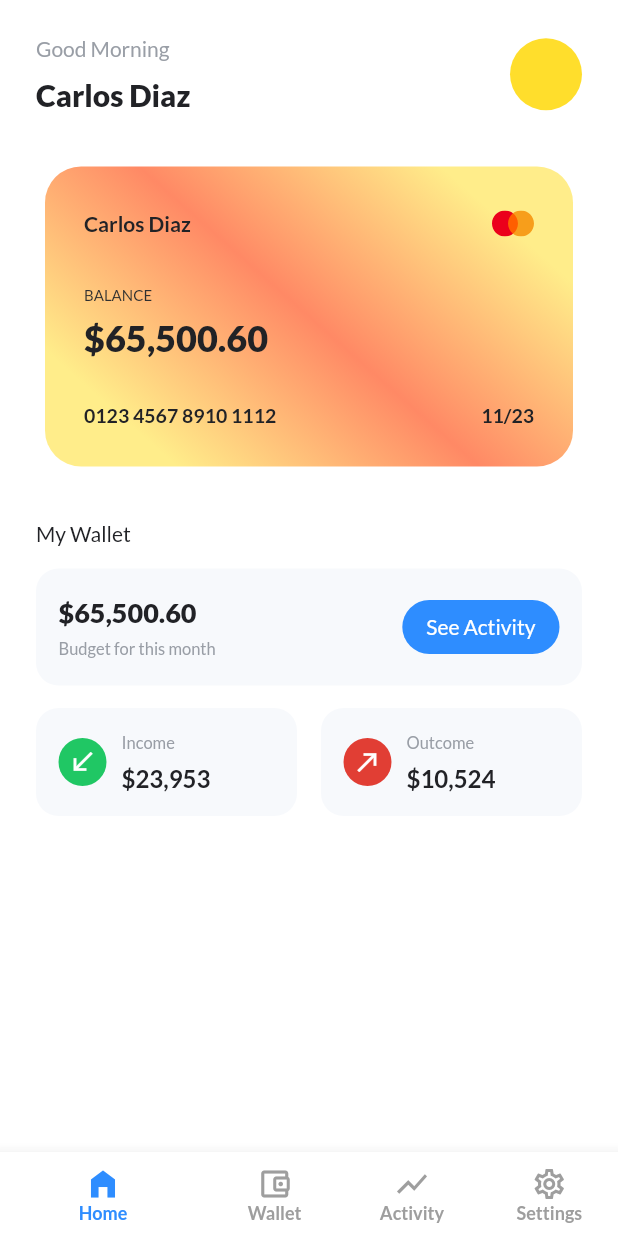
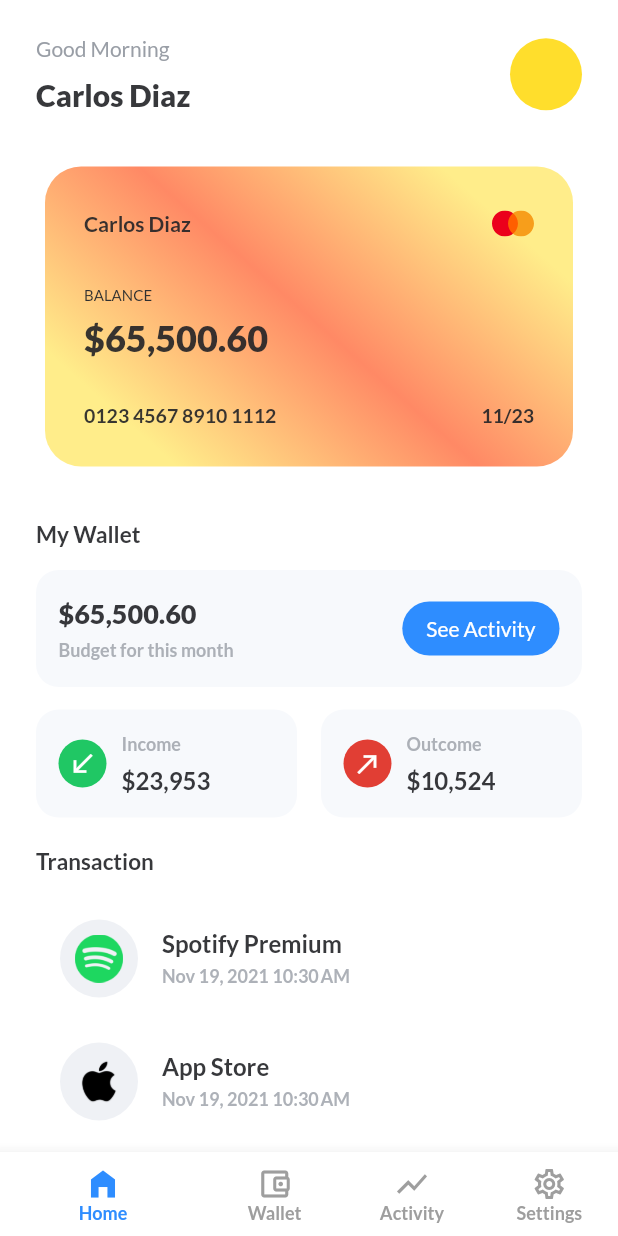
Before and after one commit to CarlosDiaz12/expenses-ui-challenge, a Flutter app: the screen it shows after launch, on a phone screen of 412 x 824 dp. Run offline on Flutter 3.47's test engine with Material 2 defaults, Android fonts, the phone set to English and light mode, and no system bars; our stand-ins replace flutter_svg, google_fonts.

Commit message:
💄 home page done

```diff
--- a/lib/constants/app_constants.dart
+++ b/lib/constants/app_constants.dart
@@ -1,3 +1,4 @@
+import 'package:expenses_ui_challenge/model/transaction.dart';
 import 'package:flutter/material.dart';
 
 class AppConstants {
@@ -7,13 +8,27 @@ class AppConstants {
   static const greenColor = Color(0xFF20C764);
   static const lightGreyColor = Color(0xFFF7F9FC);
   static const greyColor = Color(0xFFeFF1F5);
-  static const titleTextColor = Color(0xFF212226);
+  static Color titleTextColor = Color(0xFF212226).withOpacity(0.9);
   static const subtitleTextColor = Color(0xFF999EA6);
   static const yellowColor = Color(0xFFFFDE2C);
   static const itemTextStyle = TextStyle(fontWeight: FontWeight.w600);
-  static const primaryTextStyle = TextStyle(
+  static TextStyle primaryTextStyle = TextStyle(
     color: AppConstants.titleTextColor,
-    fontSize: 14,
-    fontWeight: FontWeight.w500,
+    fontSize: 15,
+    fontWeight: FontWeight.w600,
   );
+  static List<Transaction> TRANSACTION_LIST = <Transaction>[
+    Transaction(
+      name: 'Spotify Premium',
+      amount: 65,
+      date: DateTime.now(),
+      imageUrl: 'assets/spotify-logo.png',
+    ),
+    Transaction(
+      name: 'App Store',
+      amount: 30,
+      date: DateTime.now(),
+      imageUrl: 'assets/apple-logo.png',
+    ),
+  ];
 }
--- /dev/null
+++ b/lib/model/transaction.dart
@@ -0,0 +1,12 @@
+class Transaction {
+  String name;
+  int amount;
+  DateTime date;
+  String imageUrl;
+  Transaction({
+    required this.name,
+    required this.amount,
+    required this.date,
+    required this.imageUrl,
+  });
+}
--- a/lib/pages/home_page.dart
+++ b/lib/pages/home_page.dart
@@ -1,14 +1,11 @@
-import '../constants/app_constants.dart';
-import 'wallet_overview.dart';
+import 'package:expenses_ui_challenge/constants/app_constants.dart';
+import 'package:expenses_ui_challenge/widgets/muted_text.dart';
+import 'package:flutter/material.dart';
+import 'package:intl/intl.dart';
 import '../widgets/bottom_navigation.dart';
 import '../widgets/card_widget.dart';
-import '../widgets/custom_box.dart';
 import '../widgets/header.dart';
-import '../widgets/muted_text.dart';
-import '../widgets/transaction_type_box.dart';
 import '../widgets/wallet_overview_section.dart';
-import 'package:flutter/material.dart';
-import 'dart:math' as math;
 
 class HomePage extends StatelessWidget {
   const HomePage({Key? key}) : super(key: key);
@@ -30,6 +27,48 @@ class HomePage extends StatelessWidget {
               CardWidget(),
               SizedBox(height: 20),
               WalletOverviewSection(),
+              SizedBox(height: 20),
+              Column(
+                crossAxisAlignment: CrossAxisAlignment.start,
+                children: [
+                  Text(
+                    'Transaction',
+                    style: AppConstants.primaryTextStyle,
+                  ),
+                  SizedBox(height: 20),
+                  ListView.separated(
+                    physics: NeverScrollableScrollPhysics(),
+                    separatorBuilder: (ctx, i) => SizedBox(height: 10),
+                    shrinkWrap: true,
+                    itemCount: AppConstants.TRANSACTION_LIST.length,
+                    itemBuilder: (ctx, index) {
+                      var transaction = AppConstants.TRANSACTION_LIST[index];
+                      return ListTile(
+                        title: Text(
+                          transaction.name,
+                          style: AppConstants.primaryTextStyle.copyWith(
+                            fontSize: 16,
+                          ),
+                        ),
+                        leading: CircleAvatar(
+                          radius: 26,
+                          backgroundColor: AppConstants.greyColor,
+                          child: Image.asset(
+                            transaction.imageUrl,
+                            width: 32,
+                            height: 32,
+                          ),
+                        ),
+                        subtitle: MutedText(
+                          label: DateFormat.yMMMd()
+                              .add_jm()
+                              .format(transaction.date),
+                        ),
+                      );
+                    },
+                  ),
+                ],
+              ),
             ],
           ),
         ),
--- a/lib/widgets/card_widget.dart
+++ b/lib/widgets/card_widget.dart
@@ -40,7 +40,7 @@ class CardWidget extends StatelessWidget {
               Row(
                 mainAxisAlignment: MainAxisAlignment.spaceBetween,
                 children: [
-                  const Text(
+                  Text(
                     'Carlos Diaz',
                     style: TextStyle(
                       color: AppConstants.titleTextColor,
@@ -67,7 +67,7 @@ class CardWidget extends StatelessWidget {
                     ),
                   ),
                   const SizedBox(height: 8),
-                  const Text(
+                  Text(
                     '\$65,500.60',
                     style: TextStyle(
                       color: AppConstants.titleTextColor,
@@ -79,7 +79,7 @@ class CardWidget extends StatelessWidget {
               ),
               Row(
                 mainAxisAlignment: MainAxisAlignment.spaceBetween,
-                children: const [
+                children: [
                   Text(
                     '0123 4567 8910 1112',
                     style: TextStyle(
--- a/lib/widgets/header.dart
+++ b/lib/widgets/header.dart
@@ -11,7 +11,7 @@ class Header extends StatelessWidget {
       children: [
         Column(
           crossAxisAlignment: CrossAxisAlignment.start,
-          children: const [
+          children: [
             Text(
               'Good Morning',
               style: TextStyle(
--- a/lib/widgets/muted_text.dart
+++ b/lib/widgets/muted_text.dart
@@ -12,9 +12,9 @@ class MutedText extends StatelessWidget {
     return Text(
       label,
       style: TextStyle(
-        color: AppConstants.subtitleTextColor,
-        fontSize: customFontSize ?? 11,
-        fontWeight: FontWeight.w500,
+        color: AppConstants.subtitleTextColor.withOpacity(0.8),
+        fontSize: customFontSize ?? 12,
+        fontWeight: FontWeight.w600,
       ),
     );
   }
--- a/pubspec.yaml
+++ b/pubspec.yaml
@@ -36,6 +36,8 @@ dependencies:
   cupertino_icons: ^1.0.2
   flutter_svg: ^0.23.0+1
   google_fonts: ^2.1.0
+  #util
+  intl: ^0.17.0
 dev_dependencies:
   flutter_test:
     sdk: flutter
```
Also changed, not shown: assets/apple-logo.png (added), assets/spotify-logo.png (added), pubspec.lock.
